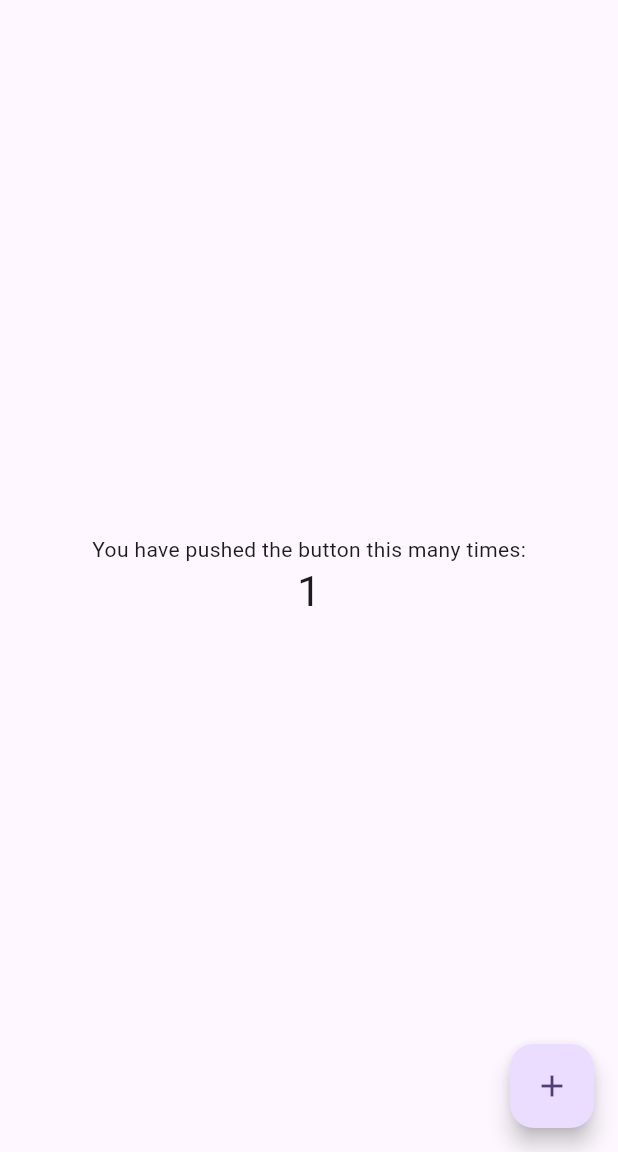
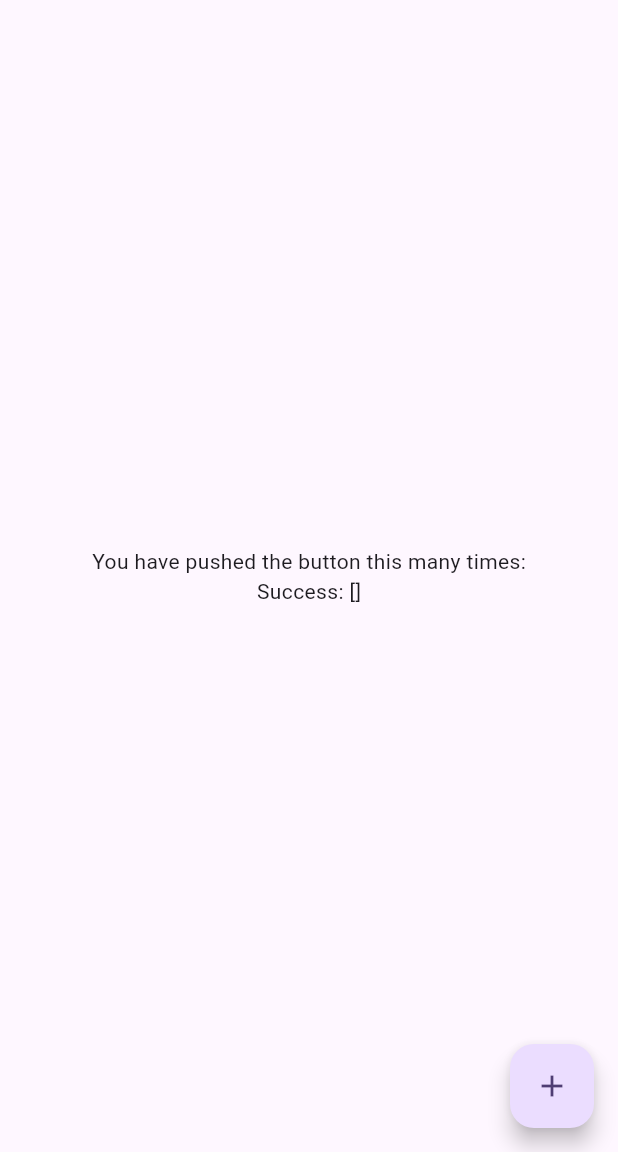
Before and after one commit to hondaya14/spabase-poc, a Flutter app: the screen it shows after launch, after a tap on the "add" icon, on a phone screen of 412 x 824 dp, the part 84-1236 px from its top. Run offline on Flutter 3.47's test engine with Material 3 defaults, Android fonts, the phone set to English and light mode, and no system bars; our stand-ins replace flutter_dotenv, supabase_flutter; accounts and stored records are empty.

```diff
--- /dev/null
+++ b/lib/environments.dart
@@ -0,0 +1,14 @@
+import 'package:flutter_dotenv/flutter_dotenv.dart';
+
+
+enum Environments {
+  spabaseUrl,
+  supabaseKey,
+}
+
+Map<Environments, String> get environments {
+  return {
+    Environments.spabaseUrl: dotenv.env['supabaseUrl']!,
+    Environments.supabaseKey: dotenv.env['supabaseKey']!,
+  };
+}
--- a/lib/main.dart
+++ b/lib/main.dart
@@ -1,33 +1,31 @@
 import 'package:flutter/material.dart';
+import 'package:flutter_dotenv/flutter_dotenv.dart';
+import 'package:supabase_flutter/supabase_flutter.dart';
 
-void main() {
+import 'environments.dart';
+
+void main() async {
+  await dotenv.load(fileName: '.env');
+  WidgetsFlutterBinding.ensureInitialized(); // Flutterの初期化を確認
+  await Supabase.initialize(
+    url: environments[Environments.spabaseUrl]!,
+    anonKey: environments[Environments.supabaseKey]!,
+  );
+
+  final supabase = Supabase.instance.client;
+  final res = await supabase.from('test').select('*');
+  print(res);
   runApp(const MyApp());
 }
 
 class MyApp extends StatelessWidget {
   const MyApp({super.key});
 
-  // This widget is the root of your application.
   @override
   Widget build(BuildContext context) {
     return MaterialApp(
       title: 'Flutter Demo',
       theme: ThemeData(
-        // This is the theme of your application.
-        //
-        // TRY THIS: Try running your application with "flutter run". You'll see
-        // the application has a purple toolbar. Then, without quitting the app,
-        // try changing the seedColor in the colorScheme below to Colors.green
-        // and then invoke "hot reload" (save your changes or press the "hot
-        // reload" button in a Flutter-supported IDE, or press "r" if you used
-        // the command line to start the app).
-        //
-        // Notice that the counter didn't reset back to zero; the application
-        // state is not lost during the reload. To reset the state, use hot
-        // restart instead.
-        //
-        // This works for code too, not just values: Most code changes can be
-        // tested with just a hot reload.
         colorScheme: ColorScheme.fromSeed(seedColor: Colors.deepPurple),
       ),
       home: const MyHomePage(title: 'Flutter Demo Home Page'),
@@ -38,15 +36,6 @@ class MyApp extends StatelessWidget {
 class MyHomePage extends StatefulWidget {
   const MyHomePage({super.key, required this.title});
 
-  // This widget is the home page of your application. It is stateful, meaning
-  // that it has a State object (defined below) that contains fields that affect
-  // how it looks.
-
-  // This class is the configuration for the state. It holds the values (in this
-  // case the title) provided by the parent (in this case the App widget) and
-  // used by the build method of the State. Fields in a Widget subclass are
-  // always marked "final".
-
   final String title;
 
   @override
@@ -54,61 +43,50 @@ class MyHomePage extends StatefulWidget {
 }
 
 class _MyHomePageState extends State<MyHomePage> {
-  int _counter = 0;
+  late Future<List<dynamic>> future;
+
+  @override
+  void initState() {
+    super.initState();
+    // 初期表示時に1件だけ取得してみる (複数件取るなら single() を外す)
+    future = Supabase.instance.client
+        .from('test')
+        .select()
+        .eq('id', 1);
+  }
 
   void _incrementCounter() {
     setState(() {
-      // This call to setState tells the Flutter framework that something has
-      // changed in this State, which causes it to rerun the build method below
-      // so that the display can reflect the updated values. If we changed
-      // _counter without calling setState(), then the build method would not be
-      // called again, and so nothing would appear to happen.
-      _counter++;
+      // ボタンを押したらクエリを変更してみる
+      future = Supabase.instance.client
+          .from("test")
+          .select();
     });
   }
 
   @override
   Widget build(BuildContext context) {
-    // This method is rerun every time setState is called, for instance as done
-    // by the _incrementCounter method above.
-    //
-    // The Flutter framework has been optimized to make rerunning build methods
-    // fast, so that you can just rebuild anything that needs updating rather
-    // than having to individually change instances of widgets.
     return Scaffold(
       appBar: AppBar(
-        // TRY THIS: Try changing the color here to a specific color (to
-        // Colors.amber, perhaps?) and trigger a hot reload to see the AppBar
-        // change color while the other colors stay the same.
         backgroundColor: Theme.of(context).colorScheme.inversePrimary,
-        // Here we take the value from the MyHomePage object that was created by
-        // the App.build method, and use it to set our appbar title.
         title: Text(widget.title),
       ),
       body: Center(
-        // Center is a layout widget. It takes a single child and positions it
-        // in the middle of the parent.
         child: Column(
-          // Column is also a layout widget. It takes a list of children and
-          // arranges them vertically. By default, it sizes itself to fit its
-          // children horizontally, and tries to be as tall as its parent.
-          //
-          // Column has various properties to control how it sizes itself and
-          // how it positions its children. Here we use mainAxisAlignment to
-          // center the children vertically; the main axis here is the vertical
-          // axis because Columns are vertical (the cross axis would be
-          // horizontal).
-          //
-          // TRY THIS: Invoke "debug painting" (choose the "Toggle Debug Paint"
-          // action in the IDE, or press "p" in the console), to see the
-          // wireframe for each widget.
           mainAxisAlignment: MainAxisAlignment.center,
           children: <Widget>[
             const Text('You have pushed the button this many times:'),
-            Text(
-              '$_counter',
-              style: Theme.of(context).textTheme.headlineMedium,
-            ),
+            FutureBuilder(
+                future: future,
+                builder: (context, snapshot) {
+                  if (snapshot.connectionState == ConnectionState.waiting) {
+                    return const CircularProgressIndicator();
+                  }
+                  if (snapshot.hasError) {
+                    return Text('Error: ${snapshot.error}');
+                  }
+                  return Text('Success: ${snapshot.data}');
+            })
           ],
         ),
       ),
--- a/pubspec.yaml
+++ b/pubspec.yaml
@@ -34,6 +34,9 @@ dependencies:
   # The following adds the Cupertino Icons font to your application.
   # Use with the CupertinoIcons class for iOS style icons.
   cupertino_icons: ^1.0.8
+  supabase: ^2.6.3
+  flutter_dotenv: ^5.2.1
+  supabase_flutter: ^2.8.4
 
 dev_dependencies:
   flutter_test:
@@ -58,7 +61,8 @@ flutter:
   uses-material-design: true
 
   # To add assets to your application, add an assets section, like this:
-  # assets:
+  assets:
+    - .env
   #   - images/a_dot_burr.jpeg
   #   - images/a_dot_ham.jpeg
 
```
Also changed, not shown: pubspec.lock, 7 other files.
